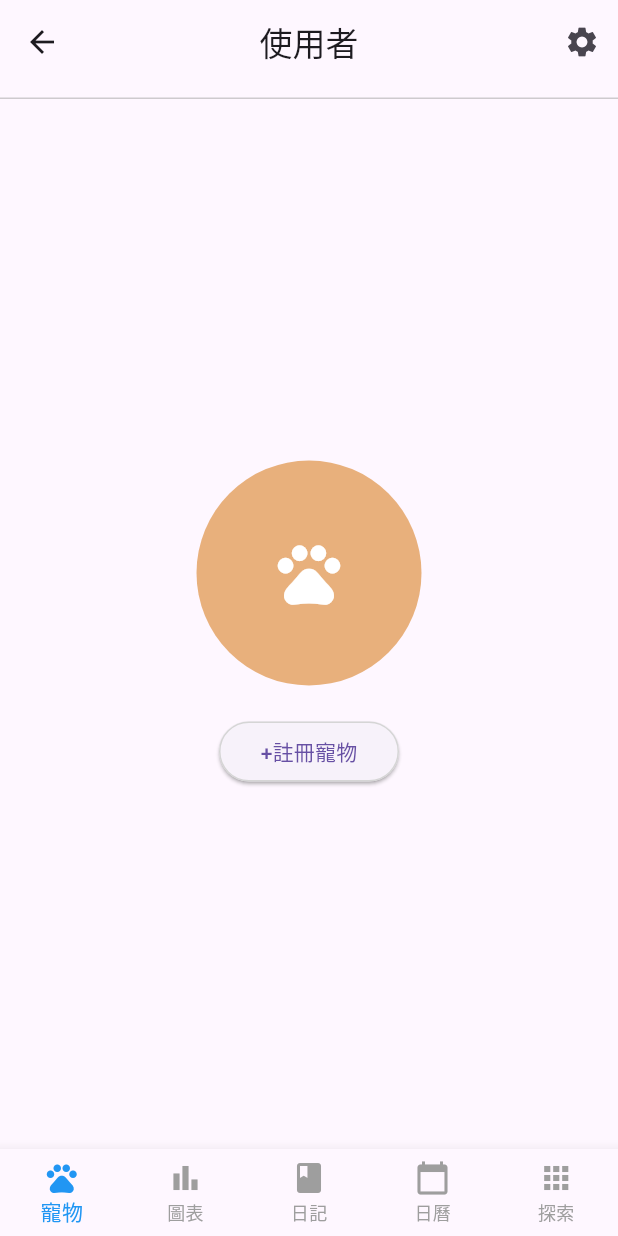
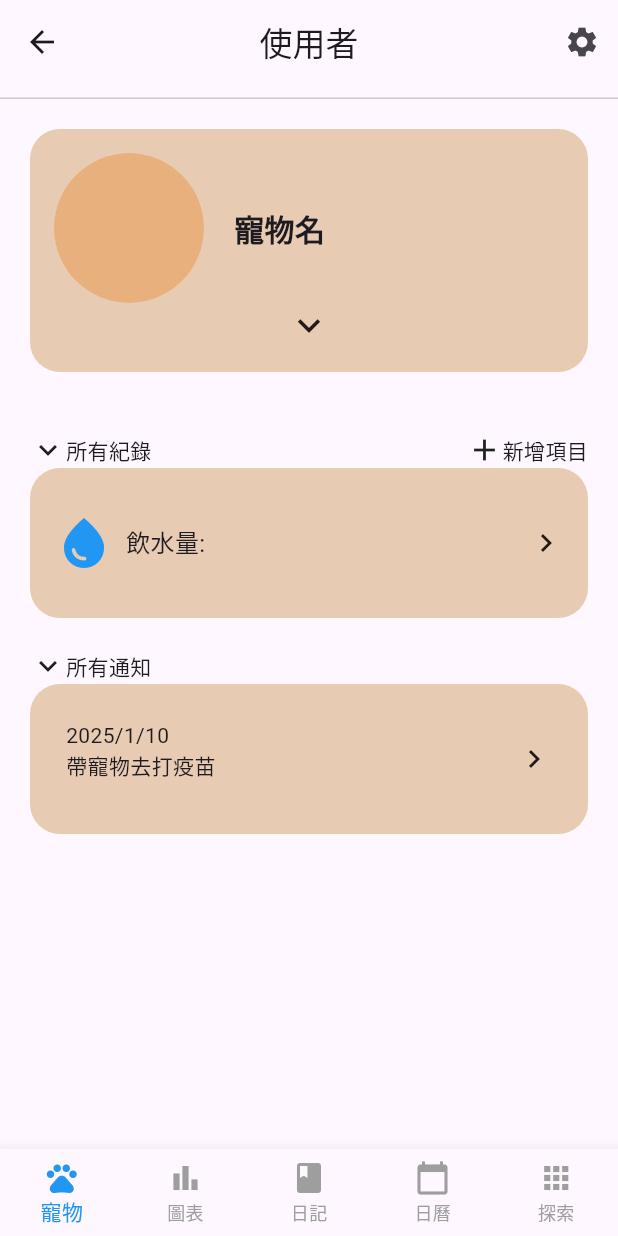
Before and after one commit to LucyHsieh1013/Pet_Diary_App, a Flutter app: the NavController screen opened by its route, on a phone screen of 412 x 824 dp. Run offline on Flutter 3.47's test engine with Material 3 defaults, Android fonts, the phone set to English and light mode, and no system bars.

Commit message:
寵物介面

```diff
--- a/lib/main.dart
+++ b/lib/main.dart
@@ -1,12 +1,15 @@
 import 'package:flutter/material.dart';
-import 'package:test_app/screens/app_page/NavController.dart';
 import 'package:test_app/screens/login/RegisterPage.dart';
 import 'package:test_app/screens/login/LoginPage.dart';
 import 'package:test_app/screens/login/Forgetpasswd.dart';
 import 'package:test_app/screens/login/VerificationPage.dart';
 import 'package:test_app/screens/login/ResetPasswd.dart';
+
+import 'package:test_app/screens/app_page/NavController.dart';
 import 'package:test_app/screens/app_page/SettingPage.dart';
-import 'package:test_app/screens/app_page/component/AddPet.dart';
+import 'package:test_app/screens/app_page/component/AddPetForm.dart';
+import 'package:test_app/screens/app_page/PetPage.dart';
+
 
 void main() {
   runApp(MyApp());
@@ -26,7 +29,8 @@ class MyApp extends StatelessWidget {
         '/Verification': (context) => VerificationScreen(),
         '/Resetpasswd': (context) => ResetpasswdScreen(),
         '/Setting': (context) => SettingPage(),
-        '/Addform': (context) => AddForm(),
+        '/Addform': (context) => AddPetForm(),
+        '/Pet': (context) => PetPage(),
 
       },
     );
--- /dev/null
+++ b/lib/screens/app_page/AddPetPage.dart
@@ -0,0 +1,39 @@
+import 'package:flutter/material.dart';
+import 'package:test_app/screens/component/defaultButton.dart';
+
+class AddPetPage extends StatelessWidget {
+  @override
+  Widget build(BuildContext context) {
+    return Center(
+      child: Column(
+        mainAxisAlignment: MainAxisAlignment.center,
+        children: [
+          Container(
+            width: 150,
+            height: 150,
+            decoration: BoxDecoration(
+              shape: BoxShape.circle,
+              color: const Color.fromARGB(255, 232, 176, 124),
+            ),
+            child: Center(
+              child: Column(
+                mainAxisAlignment: MainAxisAlignment.center,
+                children: [
+                  Icon(Icons.pets, color: Colors.white, size: 50),
+                ],
+              ),
+            ),
+          ),
+          SizedBox(height: 20),
+          CustomButton(
+            text: '+註冊寵物',
+            width: 120,
+            onPressed: () {
+              Navigator.pushNamed(context, '/Addform');
+            },
+          ),
+        ],
+      ),
+    );
+  }
+}
--- a/lib/screens/app_page/NavController.dart
+++ b/lib/screens/app_page/NavController.dart
@@ -3,8 +3,10 @@ import 'package:test_app/screens/app_page/ChartPage.dart';
 import 'package:test_app/screens/app_page/DiaryPage.dart';
 import 'package:test_app/screens/app_page/CalendarPage.dart';
 import 'package:test_app/screens/app_page/ExplorePage.dart';
+// import 'package:test_app/screens/app_page/AddPetPage.dart';
+import 'package:test_app/screens/app_page/AppBar.dart';
+
 import 'package:test_app/screens/app_page/PetPage.dart';
-import 'package:test_app/screens/app_page/AppBar.dart';
 
 class NavController extends StatefulWidget {
   @override
@@ -15,7 +17,8 @@ class _NavController extends State<NavController> {
   int _currentIndex = 0; // 當前選中的頁面索引
 
   final pages = [
-    PetPage(),// PetPage.dart
+    // AddPetPage(),// PetPage.dart
+    PetPage(),//註冊寵物以後的頁面
     ChartPage(), // ChartPage.dart
     DiaryPage(), // DiaryPage.dart
     CalendarPage(), // CalendarPage.dart
--- a/lib/screens/app_page/PetPage.dart
+++ b/lib/screens/app_page/PetPage.dart
@@ -1,39 +1,163 @@
 import 'package:flutter/material.dart';
-import 'package:test_app/screens/component/defaultButton.dart';
+import 'package:test_app/screens/component/defaultContainer.dart';
+import 'package:test_app/screens/app_page/component/PetImg.dart';
 
-class PetPage extends StatelessWidget {
+class PetPage extends StatefulWidget{
+  @override
+  PetPageScreen createState() => PetPageScreen();
+}
+class PetPageScreen extends State<PetPage> {
+  bool isExpended = false;
+  bool record = false;
+  bool notification = false;
+
   @override
   Widget build(BuildContext context) {
-    return Center(
-      child: Column(
-        mainAxisAlignment: MainAxisAlignment.center,
+    return ScrollableScaffold(
+      body: Column(
+        crossAxisAlignment: CrossAxisAlignment.start,
         children: [
-          Container(
-            width: 150,
-            height: 150,
-            decoration: BoxDecoration(
-              shape: BoxShape.circle,
-              color: const Color.fromARGB(255, 232, 176, 124),
+          CustomContainer(
+            child: Padding(
+              padding: EdgeInsets.all(16),
+              child: Column(
+                children: [
+                  Row(
+                    children: [
+                      PetImage(imgUrl: ''),
+                      SizedBox(width: 20,),
+                      Text('寵物名',
+                        style: TextStyle(
+                          fontSize: 20,
+                          fontWeight: FontWeight.bold
+                        ),
+                      )
+                    ],
+                  ),
+
+                  AnimatedCrossFade(
+                    duration: const Duration(microseconds: 300),
+                    crossFadeState: isExpended ? CrossFadeState.showSecond : CrossFadeState.showFirst,
+                    firstChild: const SizedBox.shrink(),
+                    secondChild: Padding(
+                      padding: EdgeInsets.all(16),
+                      child: Column(
+                        crossAxisAlignment: CrossAxisAlignment.start,
+                        children: [
+                          Divider(height: 1, color: Colors.brown),
+                          SizedBox(height: 20),
+                          Text('性別:'),
+                          Text('種類:'),
+                          Text('生日:'),
+                        ],
+                      )
+                  ),
+                ),
+
+                  InkWell(
+                    onTap:() {
+                      setState((){
+                        isExpended = !isExpended;
+                      });
+                    },
+                    child: Padding(
+                      padding: EdgeInsets.all(0),
+                      child: Icon(
+                        isExpended ? Icons.keyboard_arrow_up : Icons.keyboard_arrow_down,
+                        size: 30,
+                      ),
+                    ),
+                  )
+                ],
+              )
             ),
-            child: Center(
-              child: Column(
-                mainAxisAlignment: MainAxisAlignment.center,
+          ),
+          SizedBox(height: 40,),
+          Row(
+            mainAxisAlignment: MainAxisAlignment.spaceBetween,
+            children: [
+              Row(
                 children: [
-                  Icon(Icons.pets, color: Colors.white, size: 50),
+                  InkWell(
+                    onTap:() {
+                      setState(() {
+                        record = !record;
+                      });
+                    },
+                    child:Icon(record ? Icons.keyboard_arrow_up : Icons.keyboard_arrow_down),
+                  ),
+                  Text('所有紀錄'),
                 ],
               ),
-            ),
+              Row(
+                children: [
+                  Icon(Icons.add),
+                  Text('新增項目'),
+                ],
+              ),
+            ],
           ),
-          SizedBox(height: 20),
-          CustomButton(
-            text: '+註冊寵物',
-            width: 120,
-            onPressed: () {
-              Navigator.pushNamed(context, '/Addform');
-            },
+
+          CustomContainer(
+            height: 100,
+            child: Padding(
+              padding: EdgeInsets.all(16),
+              child: Row(
+                mainAxisAlignment: MainAxisAlignment.spaceBetween,
+                children: [
+                  Row(
+                    children: [
+                      Icon(Icons.water_drop, color: Colors.blue, size: 40),
+                      SizedBox(width: 8),
+                      Text(
+                        '飲水量:',
+                        style: TextStyle(
+                          fontSize: 16,
+                        ),
+                      )
+                    ]
+                  ),
+                  Icon(Icons.keyboard_arrow_right),
+                ],
+              )
+            )
+          ),
+          SizedBox(height: 20,),
+          Row(
+            children: [
+              InkWell(
+                onTap:() {
+                  setState(() {
+                    notification = !notification;
+                  });
+                },
+                child:Icon(notification ? Icons.keyboard_arrow_up : Icons.keyboard_arrow_down),
+              ),
+              Text('所有通知'),
+            ],
+          ),
+          CustomContainer(
+            alignment: Alignment.centerLeft,
+            height: 100,
+            child: Padding(
+              padding: EdgeInsets.all(24),
+              child: Row(
+                mainAxisAlignment: MainAxisAlignment.spaceBetween,
+                children: [
+                  Column(
+                    crossAxisAlignment: CrossAxisAlignment.start,
+                    children: [
+                      Text('2025/1/10'),
+                      Text('帶寵物去打疫苗'),
+                    ]
+                  ),
+                  Icon(Icons.keyboard_arrow_right),
+                ],
+              )
+            )
           ),
         ],
-      ),
+      )
     );
   }
 }
--- a/lib/screens/app_page/component/AddPet.dart
+++ b/lib/screens/app_page/component/AddPetForm.dart
@@ -2,18 +2,20 @@ import 'package:flutter/material.dart';
 import 'package:test_app/screens/component/defaultTextField.dart';
 import 'package:test_app/screens/app_page/component/PetImg.dart';
 import 'package:test_app/screens/component/defaultButton.dart';
+import 'package:test_app/screens/component/defaultContainer.dart';
 
-class AddForm extends StatefulWidget {
+
+class AddPetForm extends StatefulWidget {
   // const AddForm({super.key});
 
   @override
-  State<AddForm> createState() => AddFormState();
+  State<AddPetForm> createState() => AddPetFormState();
 }
 
-class AddFormState extends State<AddForm> {
+class AddPetFormState extends State<AddPetForm> {
   @override
   Widget build(BuildContext context) {
-    return Scaffold(
+    return ScrollableScaffold(
       appBar: AppBar(
         title: Text(
           '新增寵物資訊',
@@ -23,6 +25,13 @@ class AddFormState extends State<AddForm> {
           ),
         ),
         centerTitle: true,
+        bottom: PreferredSize(
+          preferredSize: const Size.fromHeight(10.0),
+          child: Container(
+            height: 1.0,
+            color: Colors.grey.withOpacity(0.5),
+          ),
+        )
       ),
       body: Padding(
         padding: const EdgeInsets.all(30),
@@ -43,12 +52,12 @@ class AddFormState extends State<AddForm> {
               text: '確定',
               width: 120,
               onPressed: () {
-                // Navigator.pushNamed(context, '/Addform');
+                Navigator.pushNamed(context, '/Pet');
               },
             ),
           ],
         ),
-      ),
+      )
     );
   }
 }
--- /dev/null
+++ b/lib/screens/component/defaultContainer.dart
@@ -0,0 +1,67 @@
+import 'package:flutter/material.dart';
+
+class CustomContainer extends StatelessWidget {
+  final double width;
+  final double? height;
+  final AlignmentGeometry alignment;
+  final Widget? child;
+  final Color color;
+
+  const CustomContainer({
+    Key? key,
+    this.width = double.infinity,
+    this.height,
+    this.alignment = Alignment.center,
+    this.child,
+    this.color = const Color.fromARGB(255, 231, 203, 178)
+  }):super(key: key);
+
+  @override
+  Widget build(BuildContext context) {
+    return Container(
+      width: width,
+      height: height,
+      decoration: BoxDecoration(
+        color: color,
+        borderRadius: BorderRadius.circular(20),
+      ),
+      alignment: alignment,
+      child: child,
+    );
+  }
+}
+
+//用於每個頁面的最外層元素，設置為可滾動畫面，避免元素溢出
+class ScrollableScaffold  extends StatelessWidget {
+  final Widget? appBar;
+  final Widget body;
+  final Widget? floatingActionButton;
+
+  const ScrollableScaffold ({
+    Key? key,
+    this.appBar,
+    required this.body,
+    this.floatingActionButton,
+  }):super(key: key);
+
+  @override
+  Widget build(BuildContext context) {
+    return Scaffold(
+      appBar: appBar != null
+        ?PreferredSize(
+          preferredSize: Size.fromHeight(50),
+          child: appBar!,
+        )
+        : null,
+        body: SingleChildScrollView(
+          child: Padding(
+            padding: const EdgeInsets.all(20),
+            child: body,
+          ),
+        ),
+        floatingActionButton: floatingActionButton != null
+          ?floatingActionButton
+          :null,
+    );
+  }
+}
```
